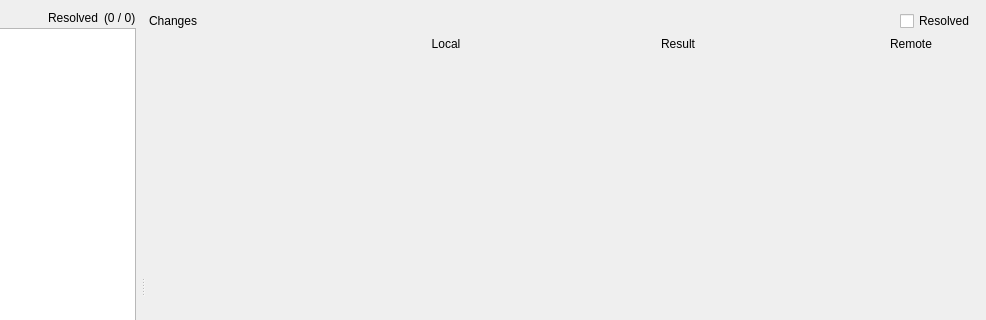
Above: src/nextgis_connect/detached_editing/conflicts/ui/resolving_dialog_base.ui from nextgis/nextgis_connect before the change; both pictures show x 114 to 1100 and y 0 to 320 of the 1100 by 600 pixel window. Below: the same form after it.
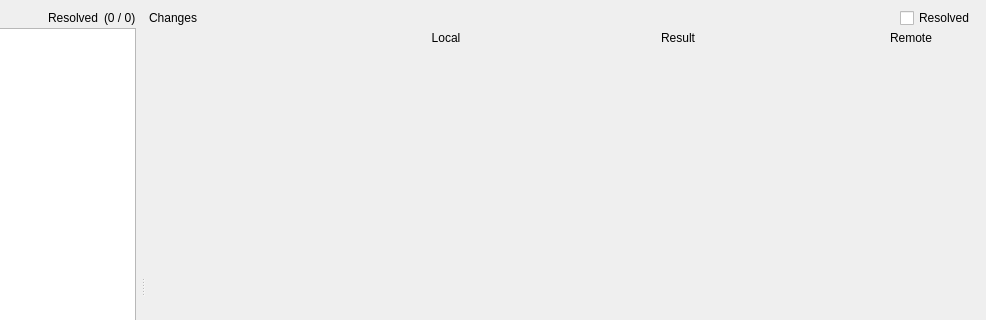
That is the form after the change. The open tabs and pages were chosen to show the change.

Commit message: Updated resolving dialog layout

Patch:
```diff
--- a/src/nextgis_connect/detached_editing/conflicts/ui/resolving_dialog_base.ui
+++ b/src/nextgis_connect/detached_editing/conflicts/ui/resolving_dialog_base.ui
@@ -216,36 +216,6 @@
                <number>0</number>
               </property>
               <item>
-               <widget class="QScrollArea" name="updates_scroll_area">
-                <property name="frameShape">
-                 <enum>QFrame::NoFrame</enum>
-                </property>
-                <property name="widgetResizable">
-                 <bool>true</bool>
-                </property>
-                <widget class="QWidget" name="updates_scroll_area_content">
-                 <property name="geometry">
-                  <rect>
-                   <x>0</x>
-                   <y>0</y>
-                   <width>779</width>
-                   <height>542</height>
-                  </rect>
-                 </property>
-                 <layout class="QVBoxLayout" name="verticalLayout_10">
-                  <property name="leftMargin">
-                   <number>0</number>
-                  </property>
-                  <property name="topMargin">
-                   <number>0</number>
-                  </property>
-                  <property name="rightMargin">
-                   <number>0</number>
-                  </property>
-                  <property name="bottomMargin">
-                   <number>0</number>
-                  </property>
-                  <item>
                    <widget class="QWidget" name="updates_header" native="true">
                     <property name="sizePolicy">
                      <sizepolicy hsizetype="Preferred" vsizetype="Preferred">
@@ -287,6 +257,12 @@
                      </item>
                      <item>
                       <widget class="QCheckBox" name="updates_resolved_checkbox">
+                   <property name="sizePolicy">
+                    <sizepolicy hsizetype="Minimum" vsizetype="Ignored">
+                     <horstretch>0</horstretch>
+                     <verstretch>0</verstretch>
+                    </sizepolicy>
+                   </property>
                        <property name="text">
                         <string>Resolved</string>
                        </property>
@@ -296,6 +272,36 @@
                    </widget>
                   </item>
                   <item>
+               <widget class="QScrollArea" name="updates_scroll_area">
+                <property name="frameShape">
+                 <enum>QFrame::NoFrame</enum>
+                </property>
+                <property name="widgetResizable">
+                 <bool>true</bool>
+                </property>
+                <widget class="QWidget" name="updates_scroll_area_content">
+                 <property name="geometry">
+                  <rect>
+                   <x>0</x>
+                   <y>0</y>
+                   <width>783</width>
+                   <height>522</height>
+                  </rect>
+                 </property>
+                 <layout class="QVBoxLayout" name="verticalLayout_10">
+                  <property name="leftMargin">
+                   <number>0</number>
+                  </property>
+                  <property name="topMargin">
+                   <number>0</number>
+                  </property>
+                  <property name="rightMargin">
+                   <number>0</number>
+                  </property>
+                  <property name="bottomMargin">
+                   <number>0</number>
+                  </property>
+                  <item>
                    <widget class="QWidget" name="updates_widget" native="true">
                     <property name="sizePolicy">
                      <sizepolicy hsizetype="Preferred" vsizetype="Maximum">
```
Left out of the diff: 108 changed lines with no effect on the pictures. Lines whose indentation alone changed are shown as unchanged.
